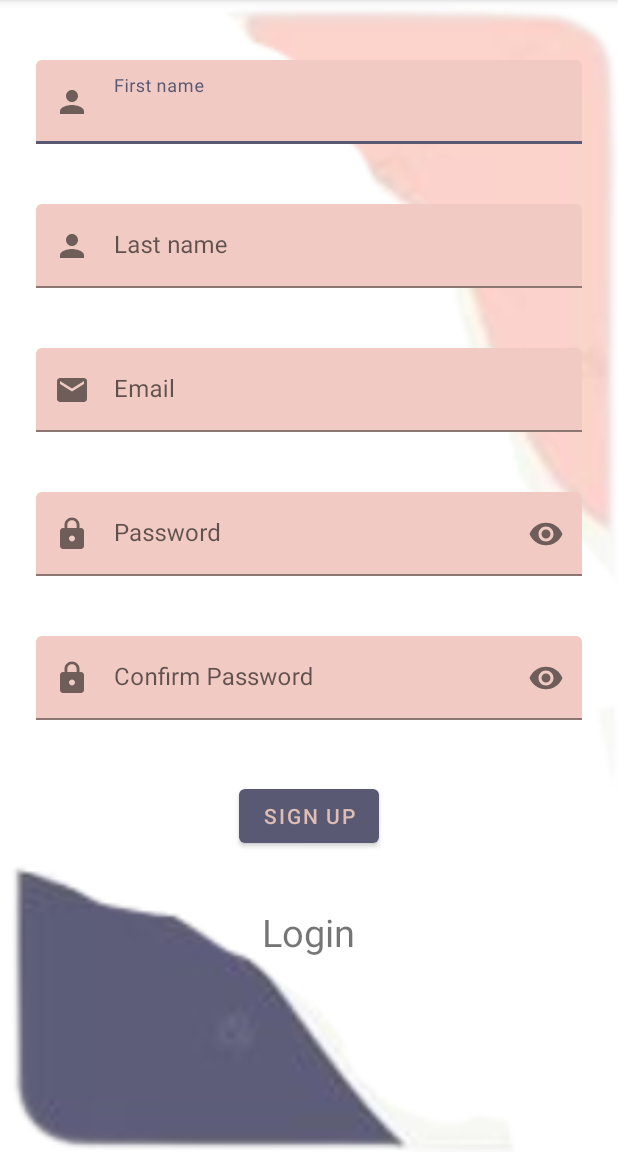
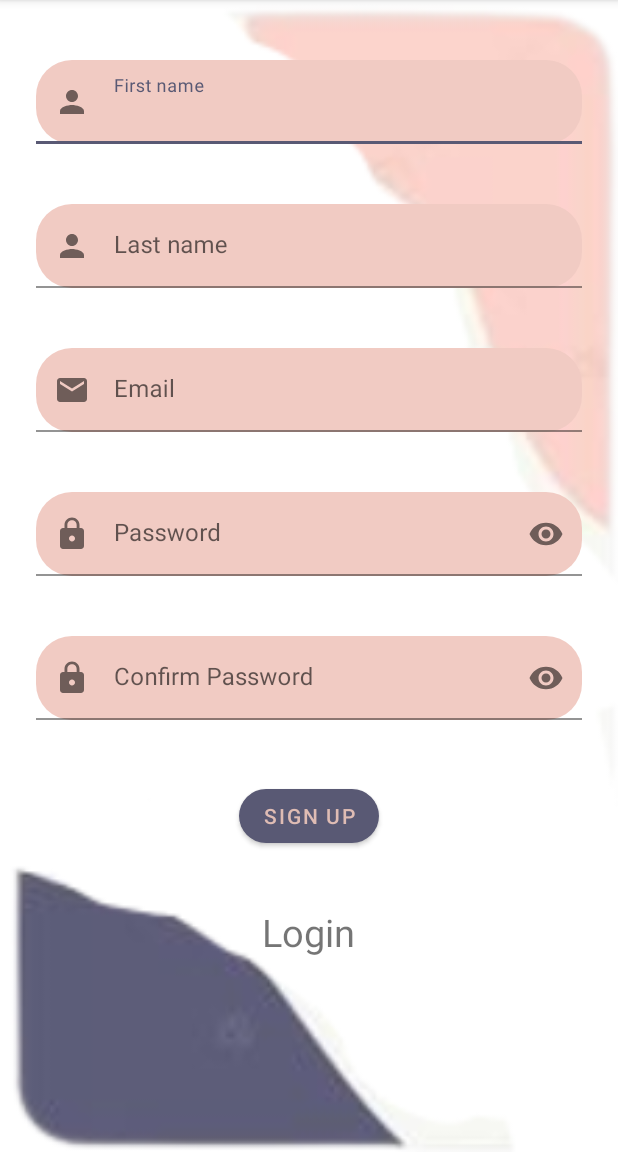
Before and after one commit to tanyasismayiana/work-out-app, an Android app: the SignupActivity screen opened directly, with no data from a screen before it, on a phone screen of 412 x 824 dp, the part 84-1236 px from its top. Run offline under Robolectric (Android 15) with nearby library versions, the phone set to English and light mode, and no system bars.

```diff
--- a/app/src/main/AndroidManifest.xml
+++ b/app/src/main/AndroidManifest.xml
@@ -10,6 +10,10 @@
         android:supportsRtl="true"
         android:theme="@style/Theme.Homeworkout">
         <activity
+            android:name=".HomeActivity"
+            android:exported="false"
+            android:theme="@style/HomeTheme"/>
+         <activity
             android:name=".LoginActivity"
             android:exported="false" />
         <activity
--- a/app/src/main/java/dev/tanya/homeworkout/SignupActivity.kt
+++ b/app/src/main/java/dev/tanya/homeworkout/SignupActivity.kt
@@ -70,6 +70,10 @@ class SignupActivity : AppCompatActivity() {
         if (ConfirmPassword.isBlank()){
             tilconfirmPassword.error="password is required"
         }
+        if (ConfirmPassword != password){
+            etPassword2.error ="password not matched"
+        }
+
 
 
 
--- a/app/src/main/res/layout/activity_signup.xml
+++ b/app/src/main/res/layout/activity_signup.xml
@@ -15,6 +15,10 @@
         android:layout_marginTop="40dp"
         android:layout_marginEnd="24dp"
         app:boxBackgroundColor="@color/black"
+        app:boxCornerRadiusBottomEnd="24dp"
+        app:boxCornerRadiusBottomStart="24dp"
+        app:boxCornerRadiusTopEnd="24dp"
+        app:boxCornerRadiusTopStart="24dp"
         app:layout_constraintEnd_toEndOf="parent"
         app:layout_constraintStart_toStartOf="parent"
         app:layout_constraintTop_toTopOf="parent"
@@ -35,10 +39,14 @@
         android:layout_marginTop="40dp"
         android:layout_marginEnd="24dp"
         app:boxBackgroundColor="@color/black"
-        app:startIconDrawable="@drawable/ic_baseline_person_24"
+        app:boxCornerRadiusBottomEnd="24dp"
+        app:boxCornerRadiusBottomStart="24dp"
+        app:boxCornerRadiusTopEnd="24dp"
+        app:boxCornerRadiusTopStart="24dp"
         app:layout_constraintEnd_toEndOf="parent"
         app:layout_constraintStart_toStartOf="parent"
-        app:layout_constraintTop_toBottomOf="@+id/tilFirstName">
+        app:layout_constraintTop_toBottomOf="@+id/tilFirstName"
+        app:startIconDrawable="@drawable/ic_baseline_person_24">
 
         <com.google.android.material.textfield.TextInputEditText
             android:id="@+id/etLastName"
@@ -53,12 +61,16 @@
         android:layout_height="wrap_content"
         android:layout_marginStart="24dp"
         android:layout_marginTop="40dp"
+        android:layout_marginEnd="24dp"
         app:boxBackgroundColor="@color/black"
-        android:layout_marginEnd="24dp"
-        app:startIconDrawable="@drawable/ic_baseline_email_24"
+        app:boxCornerRadiusBottomEnd="24dp"
+        app:boxCornerRadiusBottomStart="24dp"
+        app:boxCornerRadiusTopEnd="24dp"
+        app:boxCornerRadiusTopStart="24dp"
         app:layout_constraintEnd_toEndOf="parent"
         app:layout_constraintStart_toStartOf="parent"
-        app:layout_constraintTop_toBottomOf="@+id/tilLastName">
+        app:layout_constraintTop_toBottomOf="@+id/tilLastName"
+        app:startIconDrawable="@drawable/ic_baseline_email_24">
 
         <com.google.android.material.textfield.TextInputEditText
             android:id="@+id/etEmail2"
@@ -76,6 +88,10 @@
         android:layout_marginTop="40dp"
         android:layout_marginEnd="24dp"
         app:boxBackgroundColor="@color/black"
+        app:boxCornerRadiusBottomEnd="24dp"
+        app:boxCornerRadiusBottomStart="24dp"
+        app:boxCornerRadiusTopEnd="24dp"
+        app:boxCornerRadiusTopStart="24dp"
         app:layout_constraintEnd_toEndOf="parent"
         app:layout_constraintStart_toStartOf="parent"
         app:layout_constraintTop_toBottomOf="@+id/tilEmail2"
@@ -98,6 +114,10 @@
         android:layout_marginTop="40dp"
         android:layout_marginEnd="24dp"
         app:boxBackgroundColor="@color/black"
+        app:boxCornerRadiusBottomEnd="24dp"
+        app:boxCornerRadiusBottomStart="24dp"
+        app:boxCornerRadiusTopEnd="24dp"
+        app:boxCornerRadiusTopStart="24dp"
         app:layout_constraintEnd_toEndOf="parent"
         app:layout_constraintStart_toStartOf="parent"
         app:layout_constraintTop_toBottomOf="@+id/tilPassword2"
@@ -117,6 +137,7 @@
         android:layout_width="wrap_content"
         android:layout_height="wrap_content"
         android:layout_marginStart="24dp"
+        app:cornerRadius="32dp"
         android:layout_marginTop="40dp"
         android:layout_marginEnd="24dp"
         android:text="@string/sign_up1"
```
Also changed, not shown: app/src/main/java/dev/tanya/homeworkout/HomeActivity.kt (added, +11 -0 lines), app/src/main/java/dev/tanya/homeworkout/LoginActivity.kt (+9 -5 lines), app/src/main/java/dev/tanya/homeworkout/PlanFragment.kt (added, +17 -0 lines), app/src/main/res/layout/activity_home.xml (added, +30 -0 lines), app/src/main/res/layout/activity_login.xml (+10 -1 lines), app/src/main/res/layout/fragment_plan.xml (added, +15 -0 lines), app/src/main/res/menu/bottom_nav_menu.xml (added, +19 -0 lines), app/src/main/res/values/strings.xml (+10 -5 lines).
